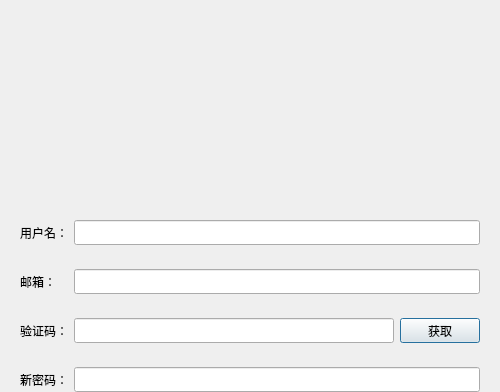
Before: the Qt Designer form Client/docotor/resetdialog.ui in povli/2024-BIT-, drawn with Qt 5; both pictures show x 0 to 500 and y 0 to 392 of the 500 by 800 pixel window.
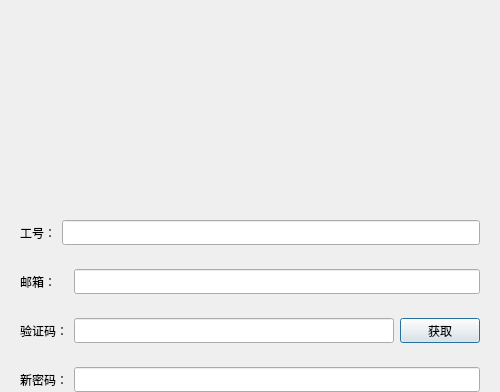
After: the same form once the commit is applied. Custom widgets are drawn as their Qt base class.

```diff
--- a/Client/docotor/resetdialog.ui
+++ b/Client/docotor/resetdialog.ui
@@ -79,7 +79,7 @@
          </size>
         </property>
         <property name="text">
-         <string>用户名：</string>
+         <string>工号：</string>
         </property>
        </widget>
       </item>
```
